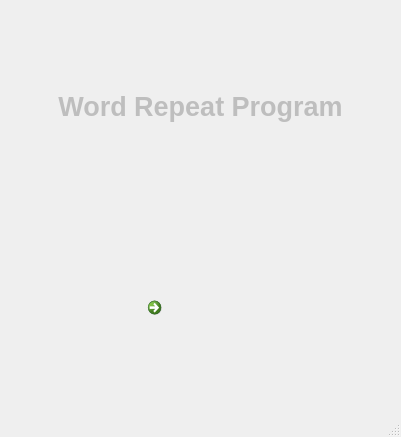
Qt form WRP_Start.ui (zinzin68/WRP) before a commit.
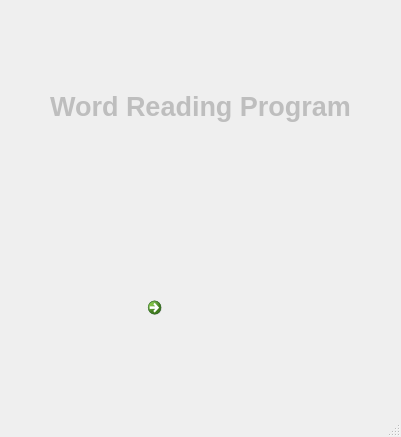
The same form after that commit. Icons and pictures are not drawn.

Commit message: 오류 발견

Patch:
```diff
--- a/WRP_Start.ui
+++ b/WRP_Start.ui
@@ -37,7 +37,7 @@
        <bool>false</bool>
       </property>
       <property name="text">
-       <string>&lt;html&gt;&lt;head/&gt;&lt;body&gt;&lt;p align=&quot;center&quot;&gt;&lt;span style=&quot; font-size:20pt; font-weight:700;&quot;&gt;Word Repeat Program&lt;/span&gt;&lt;/p&gt;&lt;/body&gt;&lt;/html&gt;</string>
+       <string>&lt;html&gt;&lt;head/&gt;&lt;body&gt;&lt;p align=&quot;center&quot;&gt;&lt;span style=&quot; font-size:20pt; font-weight:700;&quot;&gt;Word Reading Program&lt;/span&gt;&lt;/p&gt;&lt;/body&gt;&lt;/html&gt;</string>
       </property>
       <property name="wordWrap">
        <bool>false</bool>
```
The commit also changes 2 other files.
